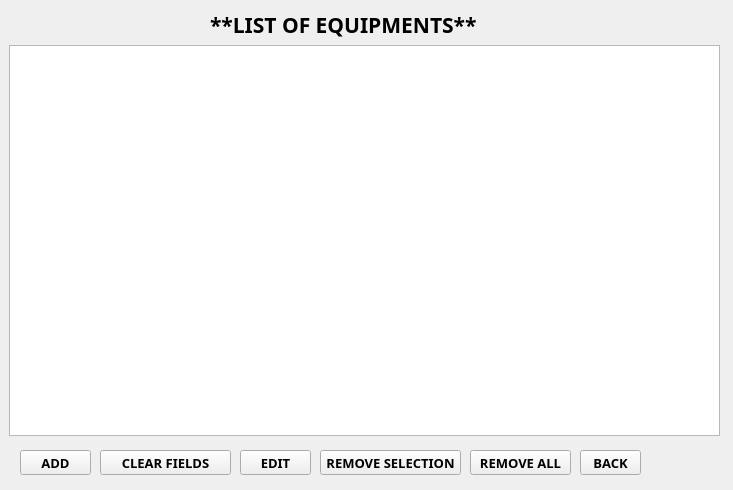
Before: the Qt Designer form listequipments.ui in markytools/sume-borrower-app, drawn with Qt 5.
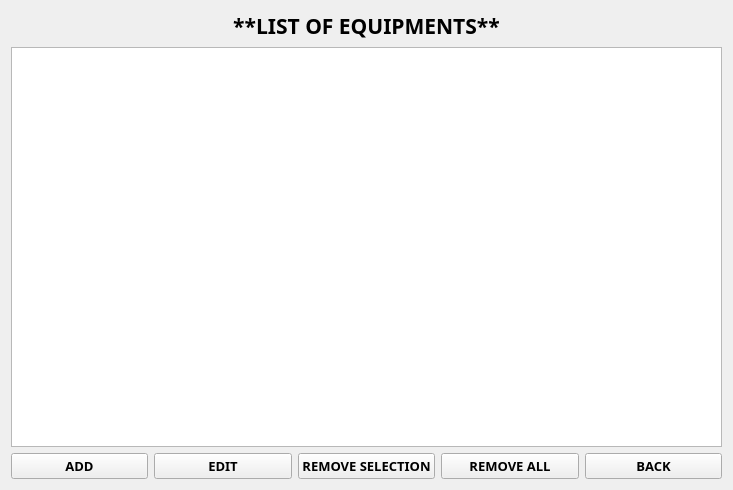
After: the same form once the commit is applied.

Commit message:
Equipment and Information UI Update
Functioning alright

```diff
--- a/listequipments.ui
+++ b/listequipments.ui
@@ -13,15 +13,9 @@
   <property name="windowTitle">
    <string>Form</string>
   </property>
+  <layout class="QGridLayout" name="gridLayout_2">
+   <item row="0" column="0">
   <widget class="QLabel" name="label">
-   <property name="geometry">
-    <rect>
-     <x>210</x>
-     <y>10</y>
-     <width>271</width>
-     <height>30</height>
-    </rect>
-   </property>
    <property name="font">
     <font>
      <family>Segoe UI Black</family>
@@ -33,89 +27,18 @@
    <property name="text">
     <string>**LIST OF EQUIPMENTS**</string>
    </property>
-  </widget>
-  <widget class="QTableWidget" name="tableWidget">
-   <property name="geometry">
-    <rect>
-     <x>9</x>
-     <y>45</y>
-     <width>711</width>
-     <height>391</height>
-    </rect>
-   </property>
-  </widget>
-  <widget class="QPushButton" name="AddButton_3">
-   <property name="geometry">
-    <rect>
-     <x>100</x>
-     <y>450</y>
-     <width>131</width>
-     <height>25</height>
-    </rect>
-   </property>
-   <property name="font">
-    <font>
-     <family>Segoe UI Black</family>
-     <pointsize>10</pointsize>
-     <weight>75</weight>
-     <bold>true</bold>
-    </font>
-   </property>
-   <property name="text">
-    <string>CLEAR FIELDS</string>
-   </property>
-  </widget>
-  <widget class="QPushButton" name="AddButton_6">
-   <property name="geometry">
-    <rect>
-     <x>470</x>
-     <y>450</y>
-     <width>101</width>
-     <height>25</height>
-    </rect>
-   </property>
-   <property name="font">
-    <font>
-     <family>Segoe UI Black</family>
-     <pointsize>10</pointsize>
-     <weight>75</weight>
-     <bold>true</bold>
-    </font>
-   </property>
-   <property name="text">
-    <string>REMOVE ALL</string>
-   </property>
-  </widget>
-  <widget class="QPushButton" name="AddButton_4">
-   <property name="geometry">
-    <rect>
-     <x>320</x>
-     <y>450</y>
-     <width>141</width>
-     <height>25</height>
-    </rect>
-   </property>
-   <property name="font">
-    <font>
-     <family>Segoe UI Black</family>
-     <pointsize>10</pointsize>
-     <weight>75</weight>
-     <bold>true</bold>
-    </font>
-   </property>
-   <property name="text">
-    <string>REMOVE SELECTION</string>
-   </property>
-  </widget>
-  <widget class="QPushButton" name="AddButton_5">
-   <property name="geometry">
-    <rect>
-     <x>20</x>
-     <y>450</y>
-     <width>71</width>
-     <height>25</height>
-    </rect>
-   </property>
+     <property name="alignment">
+      <set>Qt::AlignCenter</set>
+     </property>
+    </widget>
+   </item>
+   <item row="1" column="0">
+    <widget class="QTableWidget" name="equipmentTable"/>
+   </item>
+   <item row="2" column="0">
+    <layout class="QGridLayout" name="gridLayout">
+     <item row="0" column="0">
+      <widget class="QPushButton" name="AddButton">
    <property name="font">
     <font>
      <family>Segoe UI Black</family>
@@ -128,15 +51,39 @@
     <string>ADD</string>
    </property>
   </widget>
+     </item>
+     <item row="0" column="2">
+      <widget class="QPushButton" name="RemoveButton">
+       <property name="font">
+        <font>
+         <family>Segoe UI Black</family>
+         <pointsize>10</pointsize>
+         <weight>75</weight>
+         <bold>true</bold>
+        </font>
+       </property>
+       <property name="text">
+        <string>REMOVE SELECTION</string>
+       </property>
+      </widget>
+     </item>
+     <item row="0" column="1">
+      <widget class="QPushButton" name="EditButton">
+       <property name="font">
+        <font>
+         <family>Segoe UI Black</family>
+         <pointsize>10</pointsize>
+         <weight>75</weight>
+         <bold>true</bold>
+        </font>
+       </property>
+       <property name="text">
+        <string>EDIT</string>
+       </property>
+      </widget>
+     </item>
+     <item row="0" column="5">
   <widget class="QPushButton" name="AddButton_2">
-   <property name="geometry">
-    <rect>
-     <x>580</x>
-     <y>450</y>
-     <width>61</width>
-     <height>25</height>
-    </rect>
-   </property>
    <property name="font">
     <font>
      <family>Segoe UI Black</family>
@@ -149,15 +96,9 @@
     <string>BACK</string>
    </property>
   </widget>
-  <widget class="QPushButton" name="AddButton_7">
-   <property name="geometry">
-    <rect>
-     <x>240</x>
-     <y>450</y>
-     <width>71</width>
-     <height>25</height>
-    </rect>
-   </property>
+     </item>
+     <item row="0" column="4">
+      <widget class="QPushButton" name="RemoveAllButton">
    <property name="font">
     <font>
      <family>Segoe UI Black</family>
@@ -167,9 +108,13 @@
     </font>
    </property>
    <property name="text">
-    <string>EDIT</string>
-   </property>
-  </widget>
+        <string>REMOVE ALL</string>
+       </property>
+      </widget>
+     </item>
+    </layout>
+   </item>
+  </layout>
  </widget>
  <resources/>
  <connections/>
```
Lines whose indentation alone changed are shown as unchanged. The commit also changes 32 other files.
